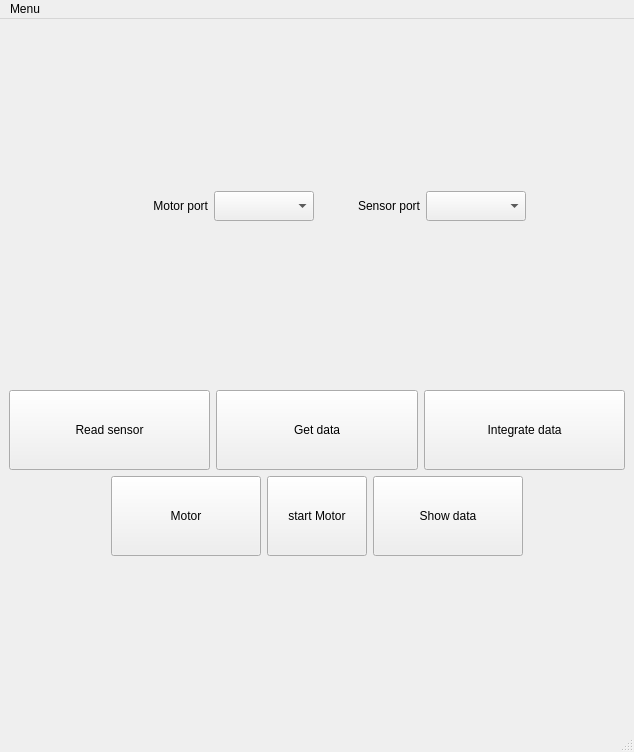
The window that ReadData.ui (BuslaySt/Helmholz-Polymagnit) describes before a commit, drawn with Qt 5.
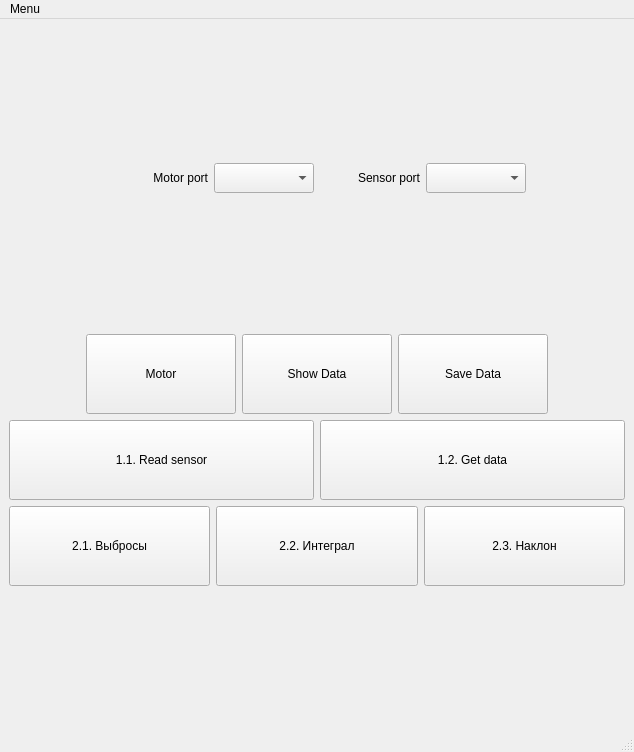
The same window after the commit.

```diff
--- a/ReadData.ui
+++ b/ReadData.ui
@@ -102,50 +102,7 @@
       <item>
        <layout class="QHBoxLayout" name="hLayout_2_1">
         <item>
-         <widget class="QPushButton" name="pBtn_Read">
-          <property name="minimumSize">
-           <size>
-            <width>200</width>
-            <height>80</height>
-           </size>
-          </property>
-          <property name="text">
-           <string>Read sensor</string>
-          </property>
-         </widget>
-        </item>
-        <item>
-         <widget class="QPushButton" name="pBtn_Get">
-          <property name="minimumSize">
-           <size>
-            <width>200</width>
-            <height>80</height>
-           </size>
-          </property>
-          <property name="text">
-           <string>Get data</string>
-          </property>
-         </widget>
-        </item>
-        <item>
-         <widget class="QPushButton" name="pBtn_Int">
-          <property name="minimumSize">
-           <size>
-            <width>200</width>
-            <height>80</height>
-           </size>
-          </property>
-          <property name="text">
-           <string>Integrate data</string>
-          </property>
-         </widget>
-        </item>
-       </layout>
-      </item>
-      <item>
-       <layout class="QHBoxLayout" name="hLayout_2_2">
-        <item>
-         <spacer name="horizontalSpacer_3">
+         <spacer name="horizontalSpacer">
           <property name="orientation">
            <enum>Qt::Horizontal</enum>
           </property>
@@ -170,19 +127,6 @@
           </property>
          </widget>
         </item>
-        <item>
-         <widget class="QPushButton" name="pBtn_MotorStart">
-          <property name="minimumSize">
-           <size>
-            <width>100</width>
-            <height>80</height>
-           </size>
-          </property>
-          <property name="text">
-           <string>start Motor</string>
-          </property>
-         </widget>
-        </item>
         <item>
          <widget class="QPushButton" name="pBtn_Show">
           <property name="minimumSize">
@@ -192,12 +136,25 @@
            </size>
           </property>
           <property name="text">
-           <string>Show data</string>
+           <string>Show Data</string>
           </property>
          </widget>
         </item>
         <item>
-         <spacer name="horizontalSpacer_4">
+         <widget class="QPushButton" name="pBtn_Save">
+          <property name="minimumSize">
+           <size>
+            <width>150</width>
+            <height>80</height>
+           </size>
+          </property>
+          <property name="text">
+           <string>Save Data</string>
+          </property>
+         </widget>
+        </item>
+        <item>
+         <spacer name="horizontalSpacer_2">
           <property name="orientation">
            <enum>Qt::Horizontal</enum>
           </property>
@@ -211,6 +168,79 @@
         </item>
        </layout>
       </item>
+      <item>
+       <layout class="QHBoxLayout" name="hLayout_2_2">
+        <item>
+         <widget class="QPushButton" name="pBtn_ReadSensor">
+          <property name="minimumSize">
+           <size>
+            <width>100</width>
+            <height>80</height>
+           </size>
+          </property>
+          <property name="text">
+           <string>1.1. Read sensor</string>
+          </property>
+         </widget>
+        </item>
+        <item>
+         <widget class="QPushButton" name="pBtn_GetData">
+          <property name="minimumSize">
+           <size>
+            <width>100</width>
+            <height>80</height>
+           </size>
+          </property>
+          <property name="text">
+           <string>1.2. Get data</string>
+          </property>
+         </widget>
+        </item>
+       </layout>
+      </item>
+      <item>
+       <layout class="QHBoxLayout" name="hLayout_2_3">
+        <item>
+         <widget class="QPushButton" name="pBtn_Outliers">
+          <property name="minimumSize">
+           <size>
+            <width>100</width>
+            <height>80</height>
+           </size>
+          </property>
+          <property name="text">
+           <string>2.1. Выбросы</string>
+          </property>
+         </widget>
+        </item>
+        <item>
+         <widget class="QPushButton" name="pBtn_Integrate">
+          <property name="minimumSize">
+           <size>
+            <width>100</width>
+            <height>80</height>
+           </size>
+          </property>
+          <property name="text">
+           <string>2.2. Интеграл</string>
+          </property>
+         </widget>
+        </item>
+        <item>
+         <widget class="QPushButton" name="pBtn_Slope">
+          <property name="minimumSize">
+           <size>
+            <width>100</width>
+            <height>80</height>
+           </size>
+          </property>
+          <property name="text">
+           <string>2.3. Наклон</string>
+          </property>
+         </widget>
+        </item>
+       </layout>
+      </item>
      </layout>
     </item>
     <item>
```
